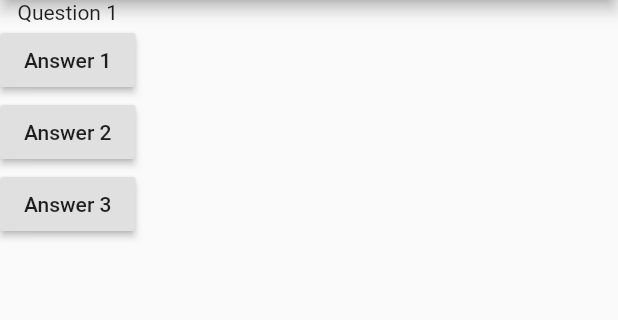
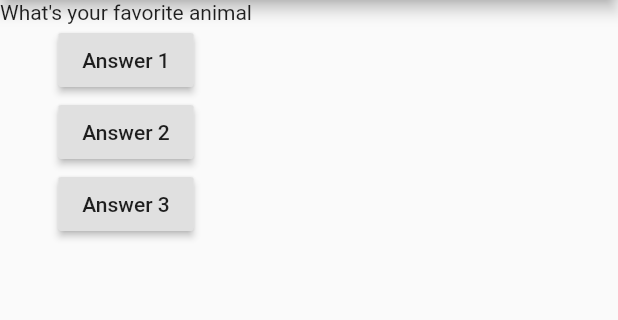
Before and after one commit to udaykumaruking/flutter_complete_guide, a Flutter app: the screen it shows after launch, after a tap on "Answer 1", on a phone screen of 412 x 824 dp, the part 84-404 px from its top. Run offline on Flutter 3.47's test engine with Material 2 defaults, Android fonts, the phone set to English and light mode, and no system bars.

```diff
--- a/lib/main.dart
+++ b/lib/main.dart
@@ -7,9 +7,24 @@ import 'package:flutter/material.dart';
 void main() => runApp(MyApp());
 // We can use arrow functions like above if it has only one statement to be executed
 
-class MyApp extends StatelessWidget {
-  void answerQuestion() {
-    print("Answer Chosen!");
+class MyApp extends StatefulWidget {
+  @override
+  State<StatefulWidget> createState() {
+    // TOD: implement createState
+    return _MyAppState();
+  }
+}
+
+class _MyAppState extends State<MyApp> {
+  var _questionIndex = 0;
+
+  void _answerQuestion() {
+    setState(() {
+      _questionIndex += 1;
+    });
+
+    print(_questionIndex);
+    //print("Answer Chosen!");
   }
 
   // Each class shoud extend either stateless of stateful widget since each and everything in flutter is a widget.
@@ -17,8 +32,8 @@ class MyApp extends StatelessWidget {
   // App works without @override funtion too but its used for clearing doubts and styling purposes. It says that we are deliberately overriding stateless widget build function
   Widget build(BuildContext context) {
     var questions = [
-      'What\s your favorite color',
-      'What\s your favorite animal',
+      'What\'s your favorite color',
+      'What\'s your favorite animal',
     ];
     return MaterialApp(
       home: Scaffold(
@@ -29,10 +44,10 @@ class MyApp extends StatelessWidget {
           body: Column(
             // We can pass only one widget to body
             children: <Widget>[
-              Text("Question 1"),
-              RaisedButton(child: Text("Answer 1"), onPressed: answerQuestion),
-              RaisedButton(child: Text("Answer 2"), onPressed: answerQuestion),
-              RaisedButton(child: Text("Answer 3"), onPressed: answerQuestion),
+              Text(questions[_questionIndex]),
+              RaisedButton(child: Text("Answer 1"), onPressed: _answerQuestion),
+              RaisedButton(child: Text("Answer 2"), onPressed: _answerQuestion),
+              RaisedButton(child: Text("Answer 3"), onPressed: _answerQuestion),
             ],
           )
           // Widget in angular brackets says the list - "[]" is of widget type
```
Also changed, not shown: 1 other file.
